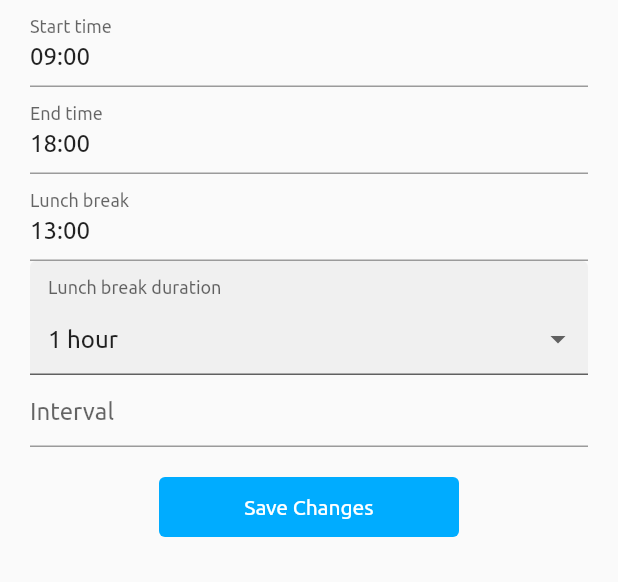
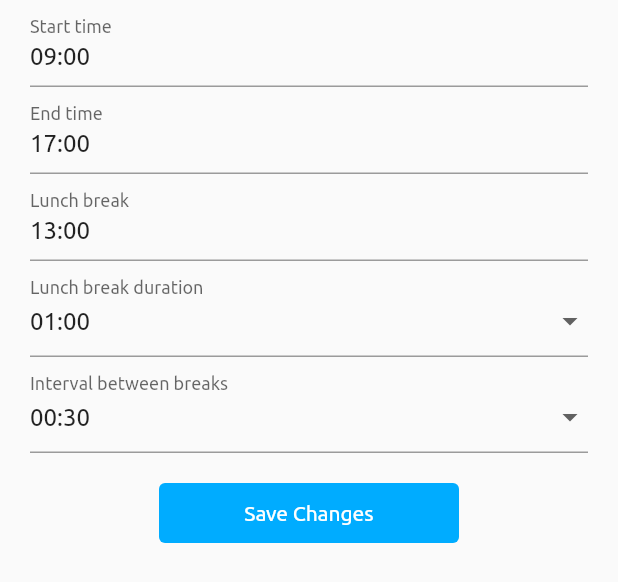
Before and after one commit to JennyBoyse/StandUp, a Flutter app: the WorkdaySettings widget shown alone on an empty page, opened directly, on a phone screen of 412 x 824 dp. Shown: the top 582 px of the screen. Run offline on Flutter 3.47's test engine with Material 2 defaults, Android fonts, the phone set to English and light mode, and no system bars; drawn by our look-alikes of date_time_picker, dropdown_formfield; our stand-ins replace carousel_slider, flutter_layout_grid; project files that could hold a hidden picture were left out.

Commit message:
Project changes 20/3: - Implemented dropdowns on workday settings page - Implemented form data caching on save - Disabled text input fields on account settings - Refactored code directory to include custom components

```diff
--- a/lib/activities_screen.dart
+++ b/lib/activities_screen.dart
@@ -1,6 +1,6 @@
 import 'package:flutter/material.dart';
 import 'app_theme.dart';
-import 'custom_carousel.dart';
+import 'custom_components/custom_carousel.dart';
 import 'breakpoints.dart';
 
 final List<ActivityItem> activitiesList = [
--- a/lib/custom_carousel.dart
+++ b/lib/custom_components/custom_carousel.dart
@@ -1,9 +1,9 @@
 import 'package:carousel_slider/carousel_slider.dart';
 import 'package:flutter_layout_grid/flutter_layout_grid.dart';
 import 'package:flutter/material.dart';
-import 'activities_screen.dart';
-import 'app_theme.dart';
-import 'breakpoints.dart';
+import '../activities_screen.dart';
+import '../app_theme.dart';
+import '../breakpoints.dart';
 
 class TopPicks extends StatelessWidget {
   final List<ActivityItem> activitiesList;
--- a/lib/gradient_app_bar.dart
+++ b/lib/custom_components/gradient_app_bar.dart
@@ -1,5 +1,5 @@
 import 'package:flutter/material.dart';
-import 'app_theme.dart';
+import '../app_theme.dart';
 
 class GradientAppBar extends StatelessWidget {
   final String title;
--- /dev/null
+++ b/lib/formData.dart
@@ -0,0 +1,36 @@
+import 'package:flutter/material.dart';
+
+class Model {
+  String startTime = "09:00";
+  String endTime = "17:00";
+  String lunchBreak = "12:30";
+  String lunchDuration = "01:00";
+  String breakInterval = "00:30";
+
+  Model({required this.startTime, required this.endTime, required this.lunchBreak, required this.lunchDuration, required this.breakInterval});
+}
+
+class Result extends StatelessWidget {
+  Model model;
+  Result({required this.model});
+
+  @override
+  Widget build(BuildContext context) {
+    return (Scaffold(
+      appBar: AppBar(title: Text('Successful')),
+      body: Container(
+        margin: EdgeInsets.all(10.0),
+        child: Column(
+          crossAxisAlignment: CrossAxisAlignment.start,
+          children: <Widget>[
+            Text(model.startTime, style: TextStyle(fontSize: 22)),
+            Text(model.endTime, style: TextStyle(fontSize: 22)),
+            Text(model.lunchBreak, style: TextStyle(fontSize: 22)),
+            Text(model.lunchDuration, style: TextStyle(fontSize: 22)),
+            Text(model.breakInterval, style: TextStyle(fontSize: 22)),
+          ],
+        ),
+      ),
+    ));
+  }
+}
--- a/lib/home_screen.dart
+++ b/lib/home_screen.dart
@@ -1,6 +1,6 @@
 import 'package:flutter/material.dart';
 import 'app_theme.dart';
-import 'gradient_app_bar.dart';
+import 'custom_components/gradient_app_bar.dart';
 
 class HomeScreen extends StatelessWidget {
   final void Function(int index) changePage;
--- a/lib/settings_screen.dart
+++ b/lib/settings_screen.dart
@@ -1,7 +1,7 @@
 import 'package:flutter/material.dart';
 import 'package:date_time_picker/date_time_picker.dart';
-import 'package:dropdown_formfield/dropdown_formfield.dart';
 import 'app_theme.dart';
+import 'formData.dart';
 
 class SettingsScreen extends StatelessWidget {
   final void Function(int index) changePage;
@@ -120,30 +120,42 @@ class AccountSettings extends StatelessWidget {
               TextFormField(
                 decoration: InputDecoration(
                   border: UnderlineInputBorder(),
-                  hintText: 'First Name',
+                  labelText: 'Username',
+                  hintText: 'Test User 1',
+                  floatingLabelBehavior: FloatingLabelBehavior.always,
                 ),
+                readOnly: true,
               ),
             TextFormField(
               decoration: InputDecoration(
                 border: UnderlineInputBorder(),
-                hintText: 'Email Address',
+                labelText: 'Email Address',
+                hintText: 'example@example.com',
+                floatingLabelBehavior: FloatingLabelBehavior.always,
               ),
+              readOnly: true,
             ),
             TextFormField(
               obscureText: true,
               obscuringCharacter: "*",
               decoration: InputDecoration(
                 border: UnderlineInputBorder(),
-                hintText: 'Password',
+                labelText: 'Password',
+                hintText: '*********',
+                floatingLabelBehavior: FloatingLabelBehavior.always,
               ),
+              readOnly: true,
             ),
             TextFormField(
               obscureText: true,
               obscuringCharacter: "*",
-              decoration: InputDecoration(
+              decoration: const InputDecoration(
                 border: UnderlineInputBorder(),
-                hintText: 'Repeat Password',
+                labelText: 'Repeat Password',
+                hintText: '*********',
+                floatingLabelBehavior: FloatingLabelBehavior.always,
               ),
+              readOnly: true,
             ),
             SizedBox(height:20),
             SizedBox(
@@ -156,7 +168,7 @@ class AccountSettings extends StatelessWidget {
                 padding: const EdgeInsets.all(5),
                 primary: AppTheme.white,
                 textStyle: AppTheme.subtitle,
-                backgroundColor: AppTheme.blue,
+                backgroundColor: AppTheme.darkGrey,
               ),
               child: Row(
                   mainAxisAlignment: MainAxisAlignment.center,
@@ -164,7 +176,11 @@ class AccountSettings extends StatelessWidget {
                     Text('Save Changes')
                   ]
               ),
-              onPressed: (){(Navigator.pop(context));}))]
+              onPressed: (){(Navigator.pop(context));}
+              ),),
+            SizedBox(height:10),
+            SizedBox(height: 40, child: Text('Test user: account settings disabled', style: TextStyle(color: Colors.red),))
+          ],
         )
     ));
   }
@@ -179,53 +195,62 @@ class WorkdaySettings extends StatefulWidget {
 
 class _WorkdaySettingsState extends State<WorkdaySettings> {
   String _duration = '01:00';
-  String _durationResult = '';
-  final formKey = new GlobalKey<FormState>();
+  String _interval = '00:30';
 
+  final formKey = GlobalKey<FormState>();
+  Model model = Model(startTime: '09:00',endTime: '17:00',lunchBreak: '12:30',lunchDuration: '01:00',breakInterval: '00:30',);
+
+  final _durations = ["00:30", "01:00", "01:30", "02:00",];
+
+  final _intervals = ["00:15", "00:30", "00:45", "01:00",];
+
+  @override
   void initState() {
     super.initState();
     _duration = '01:00';
-    _durationResult = '';
+    _interval = '00:30';
   }
 
-  _saveForm() {
+  /*_saveForm() {
     var form = formKey.currentState;
     if (form!.validate()) {
       form.save();
       setState(() {
-        _durationResult = _duration;
+        _newDuration = _duration;
+        _newInterval = _interval;
       });
     }
-  }
+  }*/
 
   @override
   Widget build(BuildContext context){
+
     return Container(
         padding: const EdgeInsets.fromLTRB(20,0,20,0),
         child: Form(key: formKey, autovalidateMode: AutovalidateMode.always, child: Column(
             mainAxisAlignment: MainAxisAlignment.start,
-            children: [
+            children: <Widget>[
               DateTimePicker(
                 type: DateTimePickerType.time,
-                initialValue: '09:00',
+                initialValue: model.startTime,
                 timeLabelText: 'Start time',
                 onChanged: (val) => print(val),
                 validator: (val) {
                   print(val);
                   return null;
                 },
-                onSaved: (val) => print(val),
+                onSaved: (val) => model.startTime = val!,
               ),
               DateTimePicker(
                 type: DateTimePickerType.time,
-                initialValue: '18:00',
+                initialValue: model.endTime,
                 timeLabelText: 'End time',
                 onChanged: (val) => print(val),
                 validator: (val) {
                   print(val);
                   return null;
                 },
-                onSaved: (val) => print(val),
+                onSaved: (val) => model.endTime = val!,
               ),
               DateTimePicker(
                 type: DateTimePickerType.time,
@@ -236,49 +261,62 @@ class _WorkdaySettingsState extends State<WorkdaySettings> {
                   print(val);
                   return null;
                 },
-                onSaved: (val) => print(val),
+                onSaved: (val) => model.lunchBreak = val!,
               ),
-              DropDownFormField(
-                titleText: 'Lunch break duration',
-                hintText: 'Please select a duration',
+              FormField<String>(
+                  builder: (FormFieldState<String> state) {
+                return InputDecorator(
+                    decoration: const InputDecoration(
+                        labelText: 'Lunch break duration',
+                        hintText: 'Please select a duration',),
+                    isEmpty: _duration == '',
+                    child: DropdownButtonHideUnderline(
+                        child: DropdownButton<String>(
                       value: _duration,
-                onSaved: (value){
-                  setState((){
-                    _duration = value;
+                      isDense: true,
+                      underline: Container(
+                        height: 2,
+                      ),
+                      onChanged: (value) {
+                        setState(() {
+                          _duration = value!;
                         });
                       },
+                      items: _durations.map((String value) {
+                        return DropdownMenuItem<String>(
+                          value: value,
+                          child: Text(value),
+                        );
+                      }).toList(),
+                    )));
+              }),
+              FormField<String>(
+                  builder: (FormFieldState<String> state) {
+                    return InputDecorator(
+                        decoration: const InputDecoration(
+                          labelText: 'Interval between breaks',
+                          hintText: 'Please select an interval',),
+                        isEmpty: _interval == '',
+                        child: DropdownButtonHideUnderline(
+                            child: DropdownButton<String>(
+                              value: _interval,
+                              isDense: true,
+                              underline: Container(
+                                height: 2,
+                              ),
                               onChanged: (value) {
                                 setState(() {
-                    _duration = value;
+                                  _interval = value!;
                                 });
                               },
-                dataSource: const [
-                  {
-                    "display":"30 minutes",
-                    "value":"00:30",
-                  },
-                  {
-                    "display":"1 hour",
-                    "value":"01:00",
-                  },
-                  {
-                    "display":"1 hour 30 minutes",
-                    "value":"01:30",
-                  },
-                  {
-                    "display":"2 hours",
-                    "value":"02:00",
-                  },
-                ],
-                textField: 'display',
-                valueField: 'value',
-              ),
-              TextFormField(
-                decoration: const InputDecoration(
-                  border: UnderlineInputBorder(),
-                  hintText: 'Interval',
-                ),
-              ),
+                              items: _intervals.map((String value) {
+                                return DropdownMenuItem<String>(
+                                  value: value,
+                                  child: Text(value),
+                                );
+                              }).toList(),
+                            )));
+                  }),
               const SizedBox(height:20),
               SizedBox(
                 width: 200,
@@ -298,7 +336,11 @@ class _WorkdaySettingsState extends State<WorkdaySettings> {
                           Text('Save Changes')
                         ]
                     ),
-                    onPressed: _saveForm,))]
+                    onPressed: () {
+                      if (formKey.currentState!.validate()) {
+                        formKey.currentState!.save();
+                      }
+                    },))]
         ))
     );
   }
--- a/pubspec.yaml
+++ b/pubspec.yaml
@@ -37,7 +37,7 @@ dependencies:
   carousel_slider: ^4.0.0
   flutter_layout_grid: ^1.0.6
   date_time_picker: ^2.1.0
-  dropdown_formfield: ^0.1.4
+  validators: ^2.0.0+1
 
 dev_dependencies:
   flutter_test:
```
Also changed, not shown: lib/activities_list.dart (deleted), pubspec.lock. Lines whose indentation alone changed are shown as unchanged.
